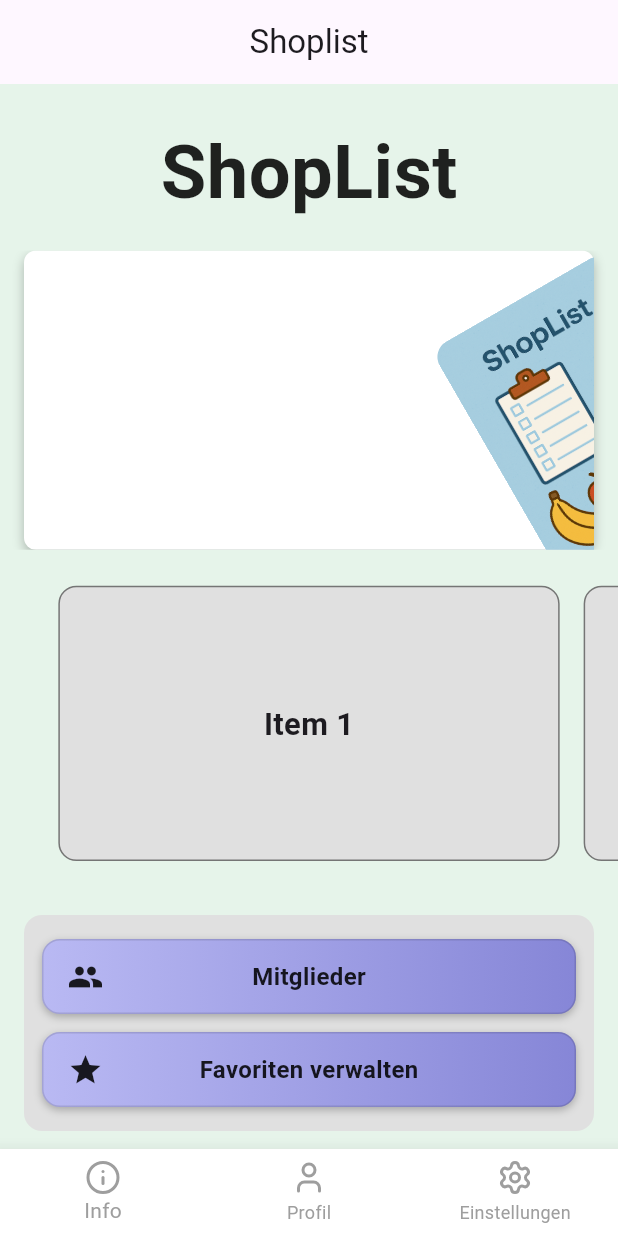
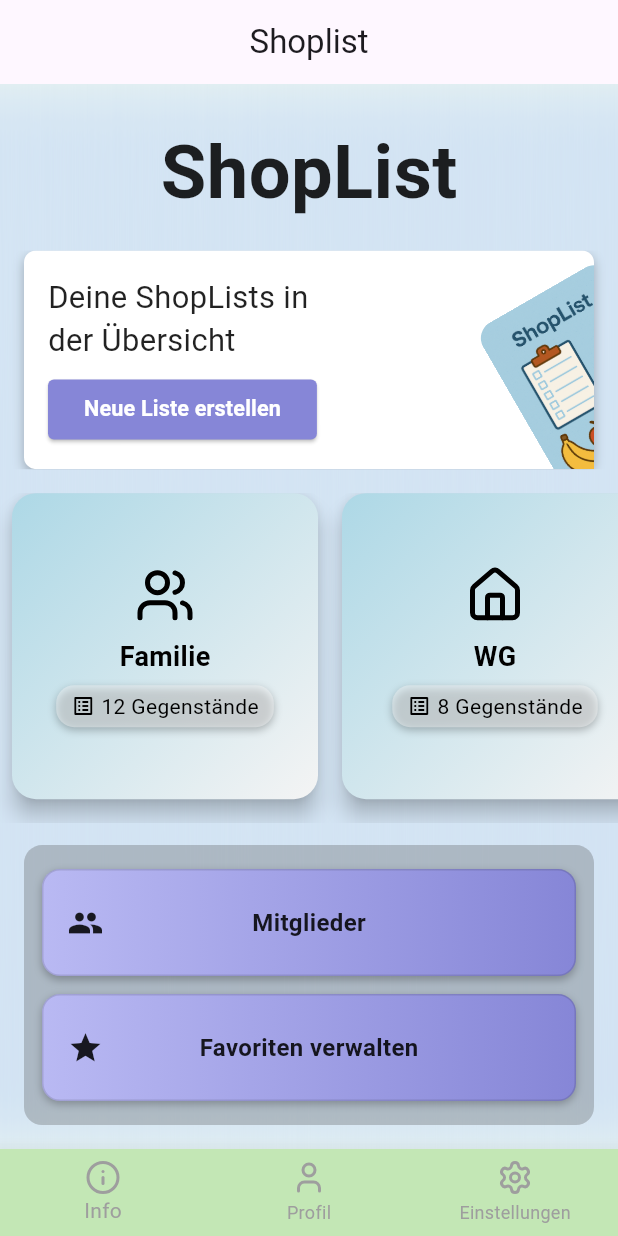
Before and after one commit to DanielTrompetter/shoplist, a Flutter app: the screen it shows after launch, on a phone screen of 412 x 824 dp. Run offline on Flutter 3.47's test engine with Material 3 defaults, Android fonts, the phone set to English and light mode, and no system bars; our stand-ins replace device_preview, google_fonts, lucide_icons; Roboto replaces fonts that are missing (Belanosima, Inria Sans).

Commit message:
Fixed a lot of layout issues

```diff
--- a/lib/Screens/homescreen.dart
+++ b/lib/Screens/homescreen.dart
@@ -1,11 +1,21 @@
 import 'package:flutter/material.dart';
 import 'dart:math';
 import 'package:google_fonts/google_fonts.dart';
+import 'package:lucide_icons/lucide_icons.dart';
 import 'package:shoplist/widgets/bigbutton.dart';
 import '../widgets/Slbottomnavbar.dart';
+import 'dart:ui'; // für den Blur!
 
 class HomeScreen extends StatelessWidget {
   const HomeScreen({super.key});
+
+  static final List<ShopListButton> ShopLists = [
+    ShopListButton(title: 'Familie', icon: LucideIcons.users, itemCount: 12, onPressed: () {}),
+    ShopListButton(title: 'WG', icon: LucideIcons.home, itemCount: 8, onPressed: () {}),
+    ShopListButton(title: 'Urlaub', icon: LucideIcons.sun, itemCount: 5, onPressed: () {}),
+    ShopListButton(title: 'Party', icon: LucideIcons.beer, itemCount: 20, onPressed: () {}),
+    ShopListButton(title: 'Büro', icon: LucideIcons.briefcase, itemCount: 7, onPressed: () {}),
+  ];
 
   @override
   Widget build(BuildContext context) {
@@ -17,7 +27,28 @@ class HomeScreen extends StatelessWidget {
         centerTitle: true,
         title: const Text('Shoplist'),
       ),
-      body: SafeArea(
+      body: Stack(
+        children: [
+          // Hintergrundbild
+          Positioned.fill(
+            child: Image.asset(
+              'assets/Neutral.png',
+              fit: BoxFit.cover,
+            ),
+          ),
+
+          // Blur
+          Positioned.fill(
+            child: BackdropFilter(
+              filter: ImageFilter.blur(sigmaX: 0.0, sigmaY: 20.0),
+              child: Container(
+                color: Colors.white.withAlpha(70),
+              ),
+            ),
+          ),
+
+          // Inhalt
+          SafeArea(
             child: Column(
               children: [
                 const SizedBox(height: 24),
@@ -30,99 +61,81 @@ class HomeScreen extends StatelessWidget {
                   ),
                 ),
                 const SizedBox(height: 16),
+
+                // CenterRect
+                Flexible(
+                  flex: 2,
+                  child: CenterRect(screenWidth: screenWidth),
+                ),
+
+                const SizedBox(height: 16),
+
+                // Karussell
                 Flexible(
                   flex: 3,
-              child: CenterRect(screenWidth: screenWidth),
+                  child: Padding(
+                    padding: const EdgeInsets.only(bottom: 12),
+                    child: OverflowBox(
+                      maxHeight: 240,
+                      alignment: Alignment.topCenter,
+                      child: ShopListCaroussel(shopLists: ShopLists),
                     ),
-            const SizedBox(height: 16),
-            const Flexible(
+                  ),
+                ),
+
+                // Buttonbox nutzt verbleibende Höhe
+                Expanded(
                   flex: 3,
-              child: ShopListCaroussel(),
+                  child: Padding(
+                    padding: const EdgeInsets.all(16),
+                    child: Buttonbox(),
                   ),
-            const SizedBox(height: 16),
-            Buttonbox(),
+                ),
               ],
             ),
+          ),
+        ],
       ),
       bottomNavigationBar: const Slbottomnavbar(),
     );
   }
 }
 
+
 class Buttonbox extends StatelessWidget {
-  const Buttonbox({
-    super.key,
-  });
+  const Buttonbox({super.key});
 
   @override
   Widget build(BuildContext context) {
-    return Padding(
-      padding: const EdgeInsets.symmetric(horizontal: 16, vertical: 12),
-      child: Container(
+    return Container(
       width: double.infinity,
       decoration: BoxDecoration(
-          color: Colors.grey.shade300,
+        color: const Color.fromARGB(70, 69, 69, 69),
         borderRadius: BorderRadius.circular(12),
       ),
       child: Padding(
         padding: const EdgeInsets.symmetric(horizontal: 12, vertical: 16),
         child: Column(
-            mainAxisSize: MainAxisSize.min,
-            children: const [
-              Bigbutton(
+          children: [
+            Expanded(
+              child: Bigbutton(
                 icon: Icons.group,
                 label: 'Mitglieder',
               ),
-              SizedBox(height: 12),
-              Bigbutton(
+            ),
+            const SizedBox(height: 12),
+            Expanded(
+              child: Bigbutton(
                 icon: Icons.star,
                 label: 'Favoriten verwalten',
               ),
+            ),
           ],
-          ),
         ),
       ),
     );
   }
 }
-
-// Das Karussell in dem man die Listen auswählen kann
-class ShopListCaroussel extends StatelessWidget {
-  const ShopListCaroussel({super.key});
-
-  @override
-  Widget build(BuildContext context) {
-    final screenHeight = MediaQuery.of(context).size.height;
-
-    return PageView.builder(
-      controller: PageController(viewportFraction: 0.85),
-      itemCount: 5,
-      itemBuilder: (context, index) {
-        return Padding(
-          padding: const EdgeInsets.symmetric(horizontal: 8),
-          child: Container(
-            margin: const EdgeInsets.symmetric(vertical: 8),
-            decoration: BoxDecoration(
-              color: Colors.grey.shade300,
-              borderRadius: BorderRadius.circular(12),
-              border: Border.all(color: Colors.grey.shade600),
-            ),
-            child: Center(
-              child: Text(
-                'Item ${index + 1}',
-                style: GoogleFonts.inriaSans(
-                  fontSize: screenHeight * 0.025,
-                  fontWeight: FontWeight.bold,
-                ),
-              ),
-            ),
-          ),
-        );
-      },
-    );
-  }
-}
-
 
 // Das ist das weisse Rechteck in der Mitte mit dem rotiertem Bild
 // und dem Button für neue Listen!
@@ -158,43 +171,43 @@ class CenterRect extends StatelessWidget {
               padding: const EdgeInsets.all(16),
               child: SizedBox(
                 width: screenWidth * 0.45,
-                // child: Column(
-                //   mainAxisAlignment: MainAxisAlignment.center,
-                //   crossAxisAlignment: CrossAxisAlignment.start,
-                //   children: [
-                //     Text(
-                //       'Deine ShopLists in\nder Übersicht',
-                //       style: GoogleFonts.belanosima(
-                //         fontSize: screenWidth * 0.05,
-                //         color: Colors.black87,
-                //       ),
-                //     ),
-                //     const SizedBox(height: 8),
-                //     ElevatedButton(
-                //       onPressed: () {},
-                //       style: ButtonStyle(
-                //         backgroundColor: WidgetStateProperty.all(const Color(0xFF8686D7)),
-                //         shape: WidgetStateProperty.all(
-                //           RoundedRectangleBorder(
-                //             borderRadius: BorderRadius.circular(4),
-                //           ),
-                //         ),
-                //       ),
-                //       child: Text(
-                //         'Neue Liste erstellen',
-                //         style: GoogleFonts.inriaSans(
-                //           fontSize: screenWidth * 0.035,
-                //           fontWeight: FontWeight.bold,
-                //           color: Colors.white,
-                //         ),
-                //       ),
-                //     ),
-                //   ],
-                // ),
+                child: Column(
+                  mainAxisAlignment: MainAxisAlignment.center,
+                  crossAxisAlignment: CrossAxisAlignment.start,
+                  children: [
+                    Text(
+                      'Deine ShopLists in\nder Übersicht',
+                      style: GoogleFonts.belanosima(
+                        fontSize: screenWidth * 0.05,
+                        color: Colors.black87,
+                      ),
+                    ),
+                    const SizedBox(height: 8),
+                    ElevatedButton(
+                      onPressed: () {},
+                      style: ButtonStyle(
+                        backgroundColor: WidgetStateProperty.all(const Color(0xFF8686D7)),
+                        shape: WidgetStateProperty.all(
+                          RoundedRectangleBorder(
+                            borderRadius: BorderRadius.circular(4),
+                          ),
+                        ),
+                      ),
+                      child: Text(
+                        'Neue Liste erstellen',
+                        style: GoogleFonts.inriaSans(
+                          fontSize: screenWidth * 0.035,
+                          fontWeight: FontWeight.bold,
+                          color: Colors.white,
+                        ),
+                      ),
+                    ),
+                  ],
+                ),
               ),
             ),
             Expanded(
-              child: ClipRect( // 👈 Clipping auf Stack-Ebene
+              child: ClipRect( // Clipping auf Stack-Ebene um das Bild an den Kanten zu beschneiden!
                 child: Stack(
                   children: [
                     Positioned.fill(
@@ -225,3 +238,123 @@ class CenterRect extends StatelessWidget {
     );
   }
 }
+
+// Das Karussell in dem man die Listen auswählen kann
+class ShopListCaroussel extends StatelessWidget {
+  final List<ShopListButton> shopLists;
+
+  const ShopListCaroussel({super.key, required this.shopLists});
+
+  @override
+  Widget build(BuildContext context) {
+    final screenWidth = MediaQuery.of(context).size.width;
+
+    return SizedBox(
+      height: 220,
+      child: ListView.separated(
+        scrollDirection: Axis.horizontal,
+        padding: const EdgeInsets.symmetric(horizontal: 8),
+        itemCount: shopLists.length,
+        separatorBuilder: (_, __) => const SizedBox(width: 16), // Abstand zwischen Buttons
+        itemBuilder: (context, index) {
+          return Padding(
+            padding: const EdgeInsets.only(bottom: 16), // schiebt Button nach oben
+            child: AspectRatio(
+              aspectRatio: 1.0, // quadratisch
+              child: SizedBox(
+                width: screenWidth * 0.6,
+                child: shopLists[index],
+              ),
+            ),
+          );
+        },
+      ),
+    );
+  }
+}
+
+// Das sind die großen Buttons im Karussell!
+class ShopListButton extends StatelessWidget {
+  final String title;
+  final IconData icon;
+  final int itemCount;
+  final VoidCallback onPressed;
+
+  const ShopListButton({
+    super.key,
+    required this.title,
+    required this.icon,
+    required this.itemCount,
+    required this.onPressed,
+  });
+
+  @override
+  Widget build(BuildContext context) {
+    return Material(
+      elevation: 6,
+      borderRadius: BorderRadius.circular(16),
+      color: Colors.transparent,
+      child: InkWell(
+        onTap: onPressed,
+        borderRadius: BorderRadius.circular(16),
+        child: DecoratedBox(
+          decoration: BoxDecoration(
+            gradient: const LinearGradient(
+              begin: Alignment.topLeft,
+              end: Alignment.bottomRight,
+              colors: [
+                Color(0xFFADD8E6), // Startfarbe
+                Color(0xFFF4F4F4), // Endfarbe
+              ],
+            ),
+            borderRadius: BorderRadius.circular(16),
+          ),
+          child: Padding(
+            padding: const EdgeInsets.symmetric(vertical: 12, horizontal: 0),
+            child: Column(
+              mainAxisAlignment: MainAxisAlignment.center,
+              children: [
+                Icon(icon, size: 40, color: Colors.black),
+                const SizedBox(height: 8),
+                Text(
+                  title,
+                  style: const TextStyle(
+                    fontSize: 18,
+                    fontWeight: FontWeight.bold,
+                    color: Colors.black,
+                  ),
+                ),
+                const SizedBox(height: 6),
+                Container(
+                  padding: const EdgeInsets.symmetric(horizontal: 10, vertical: 4),
+                  decoration: BoxDecoration(
+                    color: const Color.fromARGB(100, 0xFC, 0xFB, 0xFB),
+                    borderRadius: BorderRadius.circular(12),
+                    boxShadow: const [
+                      BoxShadow(
+                        color: Colors.black26,
+                        blurRadius: 4,
+                        offset: Offset(0, 2),
+                      ),
+                    ],
+                  ),
+                  child: Row(
+                    mainAxisSize: MainAxisSize.min,
+                    children: [
+                      const Icon(Icons.list_alt, size: 16, color: Colors.black),
+                      const SizedBox(width: 4),
+                      Text(
+                        '$itemCount Gegenstände',
+                        style: const TextStyle(color: Colors.black),
+                      ),
+                    ],
+                  ),
+                ),
+              ],
+            ),
+          ),
+        ),
+      ),
+    );
+  }
+}
--- a/lib/main.dart
+++ b/lib/main.dart
@@ -29,7 +29,7 @@ class MyApp extends StatelessWidget
     return MaterialApp(
       title: 'ShopList',
       builder: useDevicePreview ? DevicePreview.appBuilder : null,
-      home: const HomeScreen(),
+      home: HomeScreen(),
     );
   }
 }
--- a/lib/widgets/Bigbutton.dart
+++ b/lib/widgets/Bigbutton.dart
@@ -18,7 +18,7 @@ class Bigbutton extends StatelessWidget {
     return GestureDetector(
       onTap: onPressed,
       child: Container(
-        width: double.infinity, // 👈 volle Breite
+        width: double.infinity, // volle Breite!
         padding: const EdgeInsets.symmetric(horizontal: 16, vertical: 12),
         decoration: BoxDecoration(
           gradient: const LinearGradient(
--- a/lib/widgets/slbottomnavbar.dart
+++ b/lib/widgets/slbottomnavbar.dart
@@ -13,7 +13,7 @@ class Slbottomnavbar extends StatelessWidget {
       // selectedItemColor: Colors.green[700],
       selectedItemColor: Colors.grey,
       unselectedItemColor: Colors.grey,
-      backgroundColor: Colors.white,
+      backgroundColor: Color.fromARGB(255,0xC3,0xE7,0xB5),
       elevation: 10,
       items:
       [
--- a/pubspec.yaml
+++ b/pubspec.yaml
@@ -34,3 +34,4 @@ flutter:
 
   assets:
     - assets/Title.png
+    - assets/Neutral.png
```
Also changed, not shown: assets/Neutral.png (added), pubspec.lock, 1 other file. Lines whose indentation alone changed are shown as unchanged.
